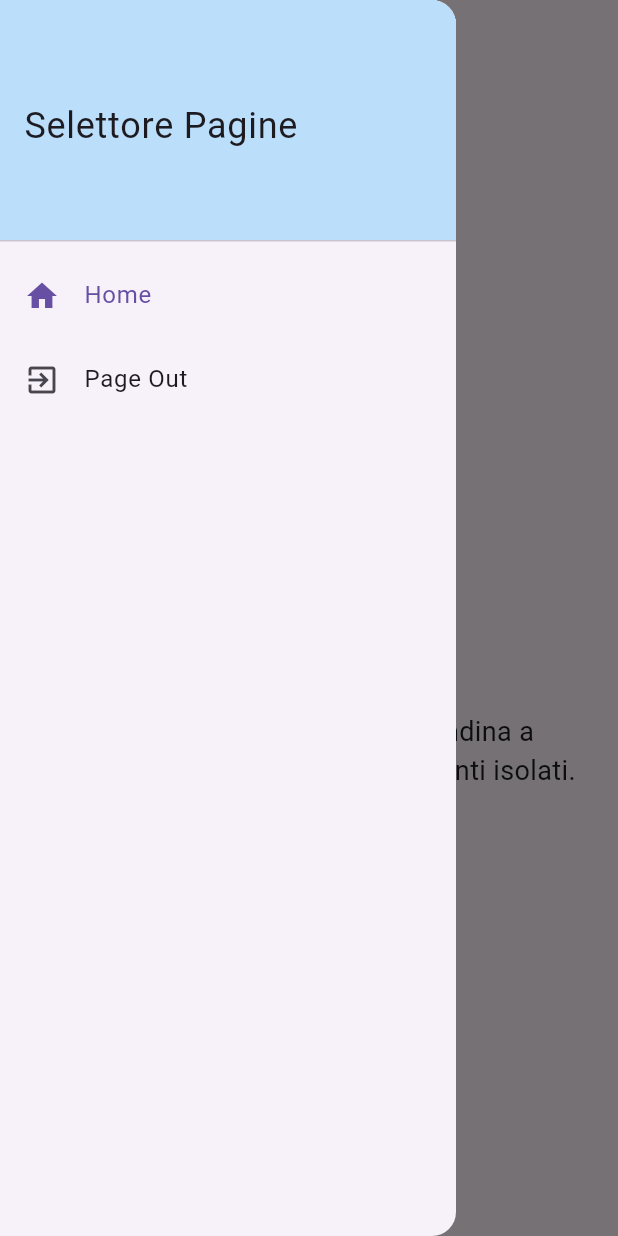
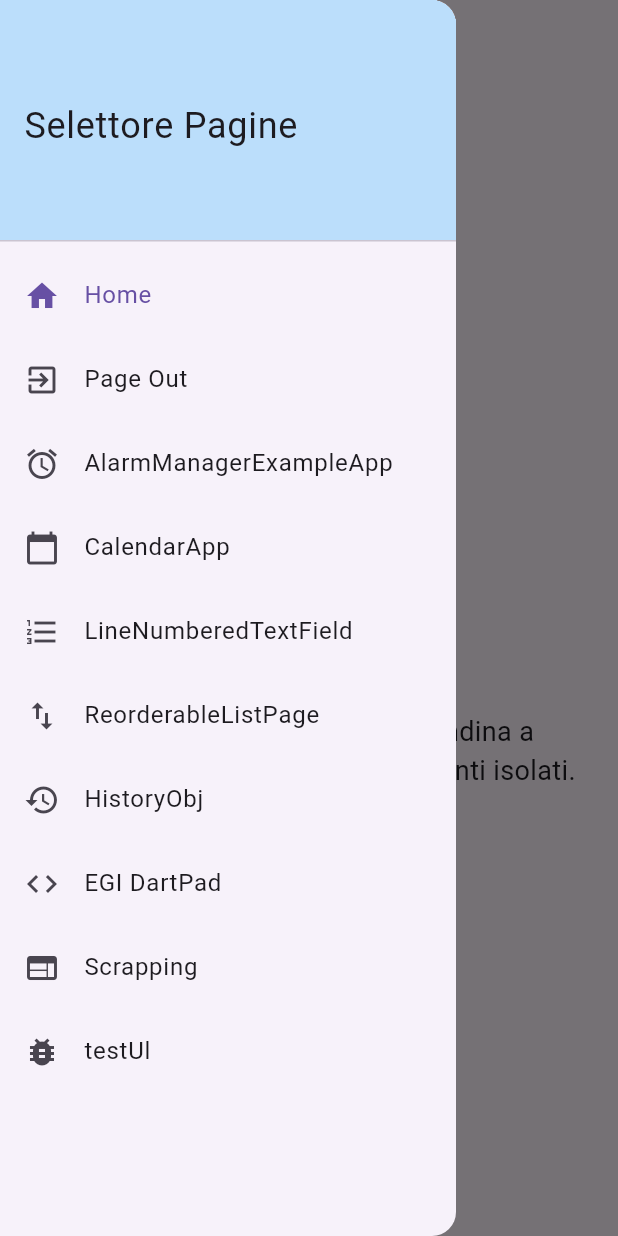
Before and after one commit to Sebastiano1997/test_unique, a Flutter app: the screen it shows after launch, with the side drawer open, on a phone screen of 412 x 824 dp. Run offline on Flutter 3.47's test engine with Material 3 defaults, Android fonts, the phone set to English and light mode, and no system bars; our stand-ins replace permission_handler, shared_preferences, vibration; missing offline and left inert: android_alarm_manager_plus.

Commit message:
Aggiorna main: aggiunge voci nella Drawer per le pagine richieste e placeholder

```diff
--- a/lib/main.dart
+++ b/lib/main.dart
@@ -1,5 +1,11 @@
 import 'package:flutter/material.dart';
+
 import 'pages/PageOut.dart';
+import 'AlarmManagerExampleApp.dart';
+import 'CalendarApp.dart';
+import 'ReorderableListPage.dart';
+import 'HistoryObj.dart';
+import 'Note/LineNumberedTextField2.dart';
 
 void main() => runApp(const MyApp());
 
@@ -36,18 +42,66 @@ class _MainShellState extends State<MainShell> {
   int _selectedIndex = 0;
 
   // Registra qui tutte le pagine/componenti isolate che vuoi poter selezionare
-  final List<PageDescriptor> _pages = const [
-    PageDescriptor(
+  final List<PageDescriptor> _pages = [
+    const PageDescriptor(
       title: 'Home',
       icon: Icons.home,
       page: _HomePlaceholder(),
     ),
-    PageDescriptor(
+    const PageDescriptor(
       title: 'Page Out',
       icon: Icons.exit_to_app,
       page: PageOut(),
     ),
-    // Aggiungi altre PageDescriptor qui per nuovi componenti
+
+    // App complete prese dal repository
+    const PageDescriptor(
+      title: 'AlarmManagerExampleApp',
+      icon: Icons.alarm,
+      page: AlarmManagerExampleApp(),
+    ),
+    const PageDescriptor(
+      title: 'CalendarApp',
+      icon: Icons.calendar_today,
+      page: CalendarApp(),
+    ),
+
+    // Widget presenti nel repo
+    const PageDescriptor(
+      title: 'LineNumberedTextField',
+      icon: Icons.format_list_numbered,
+      page: LineNumberedTextField2(),
+    ),
+
+    const PageDescriptor(
+      title: 'ReorderableListPage',
+      icon: Icons.swap_vert,
+      page: ReorderableListPage(),
+    ),
+
+    // Utility / viewer
+    const PageDescriptor(
+      title: 'HistoryObj',
+      icon: Icons.history,
+      page: HistoryObjPage(),
+    ),
+
+    // Placeholder per voci non trovate nel repo
+    const PageDescriptor(
+      title: 'EGI DartPad',
+      icon: Icons.code,
+      page: PlaceholderPage(title: 'EGI DartPad'),
+    ),
+    const PageDescriptor(
+      title: 'Scrapping',
+      icon: Icons.web,
+      page: PlaceholderPage(title: 'Scrapping'),
+    ),
+    const PageDescriptor(
+      title: 'testUl',
+      icon: Icons.bug_report,
+      page: PlaceholderPage(title: 'testUl'),
+    ),
   ];
 
   void _selectPage(int index) {
@@ -125,3 +179,37 @@ class _HomePlaceholder extends StatelessWidget {
     );
   }
 }
+
+// Viewer semplice per HistoryObj (classe non-UI)
+class HistoryObjPage extends StatelessWidget {
+  const HistoryObjPage({Key? key}) : super(key: key);
+
+  @override
+  Widget build(BuildContext context) {
+    return Scaffold(
+      appBar: AppBar(title: const Text('HistoryObj')),
+      body: const Padding(
+        padding: EdgeInsets.all(16),
+        child: Text(
+          'HistoryObj è una classe di utilità (non è un Widget).\nQui puoi aggiungere una UI che usa HistoryObj per visualizzare la cronologia.',
+          style: TextStyle(fontSize: 16),
+        ),
+      ),
+    );
+  }
+}
+
+class PlaceholderPage extends StatelessWidget {
+  final String title;
+  const PlaceholderPage({Key? key, required this.title}) : super(key: key);
+
+  @override
+  Widget build(BuildContext context) {
+    return Scaffold(
+      appBar: AppBar(title: Text(title)),
+      body: Center(
+        child: Text('Placeholder per "$title". Sostituisci con il widget reale.'),
+      ),
+    );
+  }
+}
```
